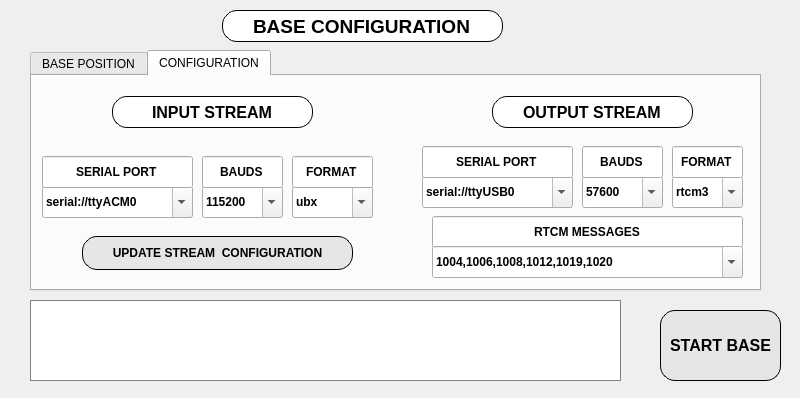
This is RTKBASE/optionsstr2str.ui in Francklin2/RTKLIB_Touchscreen_GUI as Qt 5 draws it before an edit. The edited form follows.
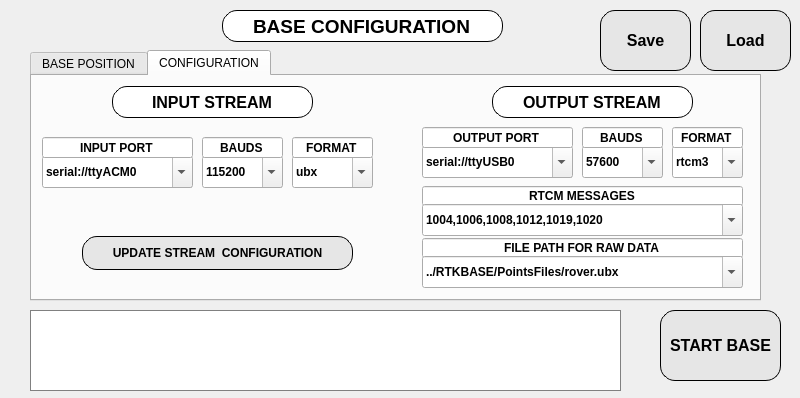
This is the edited form. The open tabs and pages were chosen to show the change. Custom widgets are drawn as their Qt base class.

Diff of the .ui file:
```diff
--- a/RTKBASE/optionsstr2str.ui
+++ b/RTKBASE/optionsstr2str.ui
@@ -44,7 +44,7 @@
      <x>30</x>
      <y>50</y>
      <width>731</width>
-     <height>241</height>
+     <height>251</height>
     </rect>
    </property>
    <property name="currentIndex">
@@ -418,7 +418,7 @@
      <property name="geometry">
       <rect>
        <x>550</x>
-       <y>100</y>
+       <y>70</y>
        <width>81</width>
        <height>32</height>
       </rect>
@@ -457,7 +457,7 @@
      <property name="geometry">
       <rect>
        <x>390</x>
-       <y>100</y>
+       <y>70</y>
        <width>151</width>
        <height>32</height>
       </rect>
@@ -491,7 +491,7 @@
      <property name="geometry">
       <rect>
        <x>640</x>
-       <y>100</y>
+       <y>70</y>
        <width>71</width>
        <height>32</height>
       </rect>
@@ -520,9 +520,9 @@
      <property name="geometry">
       <rect>
        <x>390</x>
-       <y>70</y>
+       <y>51</y>
        <width>151</width>
-       <height>32</height>
+       <height>21</height>
       </rect>
      </property>
      <property name="font">
@@ -532,7 +532,7 @@
       </font>
      </property>
      <property name="text">
-      <string>SERIAL PORT</string>
+      <string>OUTPUT PORT</string>
      </property>
      <property name="alignment">
       <set>Qt::AlignCenter</set>
@@ -545,9 +545,9 @@
      <property name="geometry">
       <rect>
        <x>550</x>
-       <y>70</y>
+       <y>51</y>
        <width>81</width>
-       <height>32</height>
+       <height>21</height>
       </rect>
      </property>
      <property name="font">
@@ -570,9 +570,9 @@
      <property name="geometry">
       <rect>
        <x>640</x>
-       <y>70</y>
+       <y>51</y>
        <width>71</width>
-       <height>32</height>
+       <height>21</height>
       </rect>
      </property>
      <property name="font">
@@ -595,7 +595,7 @@
      <property name="geometry">
       <rect>
        <x>460</x>
-       <y>20</y>
+       <y>10</y>
        <width>201</width>
        <height>32</height>
       </rect>
@@ -625,7 +625,7 @@
      <property name="geometry">
       <rect>
        <x>80</x>
-       <y>20</y>
+       <y>10</y>
        <width>201</width>
        <height>32</height>
       </rect>
@@ -655,7 +655,7 @@
      <property name="geometry">
       <rect>
        <x>10</x>
-       <y>110</y>
+       <y>80</y>
        <width>151</width>
        <height>32</height>
       </rect>
@@ -689,7 +689,7 @@
      <property name="geometry">
       <rect>
        <x>170</x>
-       <y>110</y>
+       <y>80</y>
        <width>81</width>
        <height>32</height>
       </rect>
@@ -728,7 +728,7 @@
      <property name="geometry">
       <rect>
        <x>260</x>
-       <y>110</y>
+       <y>80</y>
        <width>81</width>
        <height>32</height>
       </rect>
@@ -802,9 +802,9 @@
      <property name="geometry">
       <rect>
        <x>260</x>
-       <y>80</y>
+       <y>61</y>
        <width>81</width>
-       <height>32</height>
+       <height>21</height>
       </rect>
      </property>
      <property name="font">
@@ -827,9 +827,9 @@
      <property name="geometry">
       <rect>
        <x>10</x>
-       <y>80</y>
+       <y>61</y>
        <width>151</width>
-       <height>32</height>
+       <height>21</height>
       </rect>
      </property>
      <property name="font">
@@ -839,7 +839,7 @@
       </font>
      </property>
      <property name="text">
-      <string>SERIAL PORT</string>
+      <string>INPUT PORT</string>
      </property>
      <property name="alignment">
       <set>Qt::AlignCenter</set>
@@ -852,9 +852,9 @@
      <property name="geometry">
       <rect>
        <x>170</x>
-       <y>80</y>
+       <y>61</y>
        <width>81</width>
-       <height>32</height>
+       <height>21</height>
       </rect>
      </property>
      <property name="font">
@@ -876,10 +876,10 @@
     <widget class="QLineEdit" name="lineEdit_15">
      <property name="geometry">
       <rect>
-       <x>400</x>
-       <y>140</y>
-       <width>311</width>
-       <height>32</height>
+       <x>390</x>
+       <y>110</y>
+       <width>321</width>
+       <height>20</height>
       </rect>
      </property>
      <property name="font">
@@ -901,9 +901,9 @@
     <widget class="QComboBox" name="RtcmMsgcomboBox">
      <property name="geometry">
       <rect>
-       <x>400</x>
-       <y>170</y>
-       <width>311</width>
+       <x>390</x>
+       <y>128</y>
+       <width>321</width>
        <height>32</height>
       </rect>
      </property>
@@ -946,13 +946,67 @@
       <string>UPDATE STREAM  CONFIGURATION</string>
      </property>
     </widget>
+    <widget class="QLineEdit" name="lineEdit_17">
+     <property name="geometry">
+      <rect>
+       <x>390</x>
+       <y>162</y>
+       <width>321</width>
+       <height>20</height>
+      </rect>
+     </property>
+     <property name="font">
+      <font>
+       <weight>75</weight>
+       <bold>true</bold>
+      </font>
+     </property>
+     <property name="text">
+      <string>FILE PATH FOR RAW DATA</string>
+     </property>
+     <property name="alignment">
+      <set>Qt::AlignCenter</set>
+     </property>
+     <property name="readOnly">
+      <bool>true</bool>
+     </property>
+    </widget>
+    <widget class="MyComboBox" name="OutFilePathcomboBox">
+     <property name="geometry">
+      <rect>
+       <x>390</x>
+       <y>180</y>
+       <width>321</width>
+       <height>32</height>
+      </rect>
+     </property>
+     <property name="font">
+      <font>
+       <weight>75</weight>
+       <bold>true</bold>
+      </font>
+     </property>
+     <property name="editable">
+      <bool>true</bool>
+     </property>
+     <item>
+      <property name="text">
+       <string>../RTKBASE/PointsFiles/rover.ubx</string>
+      </property>
+     </item>
+     <item>
+      <property name="text">
+       <string>/home/pi/rover.ubx</string>
+      </property>
+     </item>
+    </widget>
    </widget>
   </widget>
   <widget class="QTextBrowser" name="RtkrcvOptionstextBrowser">
    <property name="geometry">
     <rect>
      <x>30</x>
-     <y>300</y>
+     <y>310</y>
      <width>591</width>
      <height>81</height>
     </rect>
@@ -997,7 +1051,71 @@
     <set>Qt::AlignCenter</set>
    </property>
   </widget>
+  <widget class="QPushButton" name="pushButtonSave">
+   <property name="geometry">
+    <rect>
+     <x>600</x>
+     <y>10</y>
+     <width>91</width>
+     <height>61</height>
+    </rect>
+   </property>
+   <property name="font">
+    <font>
+     <pointsize>12</pointsize>
+     <weight>75</weight>
+     <bold>true</bold>
+    </font>
+   </property>
+   <property name="styleSheet">
+    <string notr="true">border-radius: 15px;
+border: 1px solid black;
+background-color: rgb(230, 230, 230);
+</string>
+   </property>
+   <property name="text">
+    <string>Save</string>
+   </property>
+  </widget>
+  <widget class="QPushButton" name="pushButtonLoad">
+   <property name="geometry">
+    <rect>
+     <x>700</x>
+     <y>10</y>
+     <width>91</width>
+     <height>61</height>
+    </rect>
+   </property>
+   <property name="font">
+    <font>
+     <pointsize>12</pointsize>
+     <weight>75</weight>
+     <bold>true</bold>
+    </font>
+   </property>
+   <property name="styleSheet">
+    <string notr="true">border-radius: 15px;
+border: 1px solid black;
+background-color: rgb(230, 230, 230);
+</string>
+   </property>
+   <property name="text">
+    <string>Load</string>
+   </property>
+  </widget>
  </widget>
+ <customwidgets>
+  <customwidget>
+   <class>MyLineEdit</class>
+   <extends>QLineEdit</extends>
+   <header>mylineedit.h</header>
+  </customwidget>
+  <customwidget>
+   <class>MyComboBox</class>
+   <extends>QComboBox</extends>
+   <header>mycombobox.h</header>
+  </customwidget>
+ </customwidgets>
  <resources/>
  <connections/>
 </ui>
```
Left out of the diff: 34 changed lines with no effect on the pictures.
